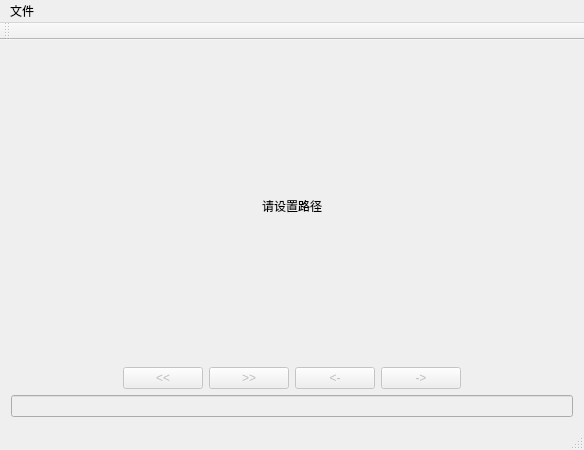
The window that mainwindow.ui (ArtisticZhao/imager) describes before a commit, drawn with Qt 5.
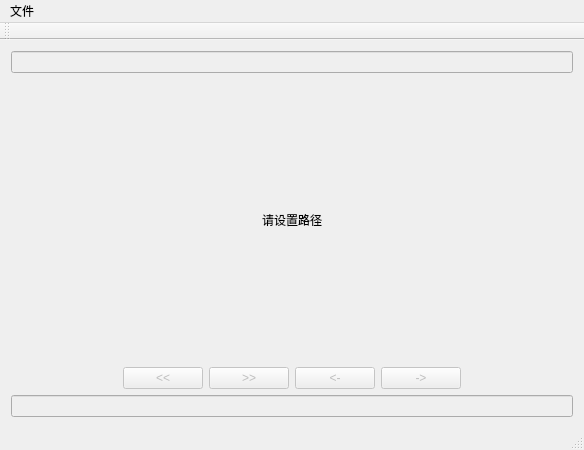
The same window after the commit.

```diff
--- a/mainwindow.ui
+++ b/mainwindow.ui
@@ -15,7 +15,7 @@
   </property>
   <widget class="QWidget" name="centralWidget">
    <layout class="QGridLayout" name="gridLayout">
-    <item row="0" column="0">
+    <item row="1" column="0">
      <widget class="QLabel" name="image_shower">
       <property name="sizePolicy">
        <sizepolicy hsizetype="Maximum" vsizetype="Maximum">
@@ -40,7 +40,7 @@
       </property>
      </widget>
     </item>
-    <item row="1" column="0">
+    <item row="2" column="0">
      <layout class="QHBoxLayout" name="horizontalLayout">
       <item>
        <spacer name="horizontalSpacer">
@@ -125,13 +125,20 @@
       </item>
      </layout>
     </item>
-    <item row="2" column="0">
+    <item row="3" column="0">
      <widget class="QLineEdit" name="tags_edit">
       <property name="enabled">
        <bool>false</bool>
       </property>
      </widget>
     </item>
+    <item row="0" column="0">
+     <widget class="QLineEdit" name="tags_select">
+      <property name="enabled">
+       <bool>false</bool>
+      </property>
+     </widget>
+    </item>
    </layout>
   </widget>
   <widget class="QMenuBar" name="menuBar">
```
